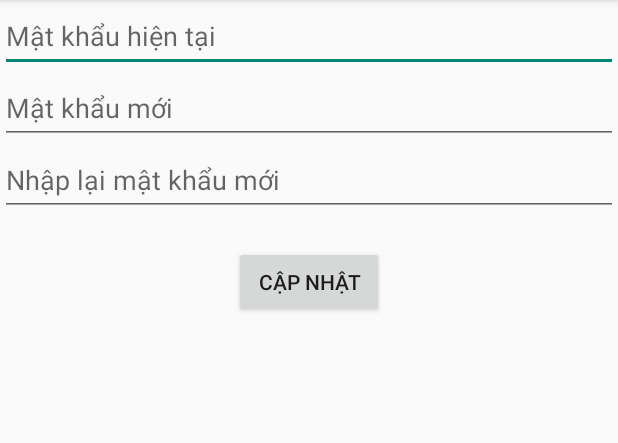
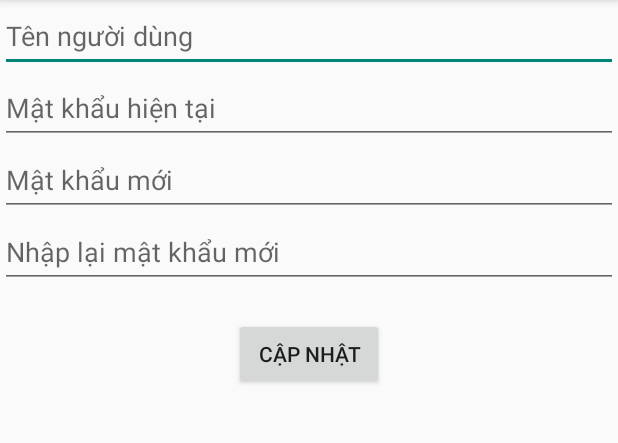
Before and after one commit to maihaiati/ClipSync, an Android app: the PassChange screen opened directly, with no data from a screen before it, after a tap on "CẬP NHẬT", on a phone screen of 412 x 824 dp, the part 84-527 px from its top. Run offline under Robolectric (Android 15) with nearby library versions, the phone set to English and light mode, and no system bars.

Commit message:
Add username

```diff
--- a/AndroidClipSync/app/src/main/java/com/mtechdwork/clipsync/PassChange.java
+++ b/AndroidClipSync/app/src/main/java/com/mtechdwork/clipsync/PassChange.java
@@ -2,7 +2,6 @@ package com.mtechdwork.clipsync;
 
 import android.os.Bundle;
 import android.util.Log;
-import android.view.View;
 import android.widget.Button;
 import android.widget.TextView;
 import android.widget.Toast;
@@ -14,7 +13,6 @@ import androidx.core.view.ViewCompat;
 import androidx.core.view.WindowInsetsCompat;
 
 import java.security.MessageDigest;
-import java.security.NoSuchAlgorithmException;
 import java.util.Objects;
 
 public class PassChange extends AppCompatActivity {
@@ -27,6 +25,7 @@ public class PassChange extends AppCompatActivity {
     private TextView edtOldPass;
     private TextView edtNewPass;
     private TextView edtNewPassConfirm;
+    private TextView edtUsername;
 
     @Override
     protected void onCreate(Bundle savedInstanceState) {
@@ -43,22 +42,46 @@ public class PassChange extends AppCompatActivity {
 
         settingManager = new SettingManager(this);
 
+        String username = settingManager.getUsername();
+        if (!username.equals("FAILED_TO_GET_USERNAME")) edtUsername.setText(username);
+        else edtUsername.setText("");
+
         btnApply.setOnClickListener(v -> {
-            if (checkPasswordMatch(edtOldPass.getText().toString())) {
-                if (edtNewPass.getText().equals(edtNewPassConfirm.getText()))
-                    settingManager.setPassword(sha512(edtNewPass.getText().toString()));
-                else
-                    Toast.makeText(this, "Xác nhận mật khẩu mới không trùng khớp!", Toast.LENGTH_SHORT).show();
+            if (checkPasswordMatch(edtOldPass.getText().toString())) { // Check current password
+                if (writeUsername()) writePassword();
             } else
                 Toast.makeText(this, "Sai mật khẩu hiện tại!", Toast.LENGTH_SHORT).show();
         });
     }
 
-    private String sha512(String input) {
+    private boolean writeUsername() {
+        String username = edtUsername.getText().toString();
+        if (!username.equals("FAILED_TO_GET_USERNAME")) {
+            settingManager.setUsername(username); // Write username
+            return true;
+        }
+        Toast.makeText(this, "Tên người dùng không hợp lệ!", Toast.LENGTH_SHORT).show();
+        return false;
+    }
+
+    private void writePassword() {
+        String password = edtNewPass.getText().toString();
+        String username = settingManager.getUsername();
+        if (password.equals(edtNewPassConfirm.getText().toString())) {
+            if (!password.isEmpty())
+                settingManager.setPassword(sha512(username, password)); // Write password
+            Toast.makeText(this, "Thay đổi thông tin thành công!", Toast.LENGTH_SHORT).show();
+            return;
+        }
+        Toast.makeText(this, "Xác nhận mật khẩu mới không trùng khớp!", Toast.LENGTH_SHORT).show();
+    }
+
+    private String sha512(String password, String salt) {
         try {
             MessageDigest md = MessageDigest.getInstance("SHA-512");
 
-            byte[] digest = md.digest(input.getBytes());
+            String passWithSalt = salt + password;
+            byte[] digest = md.digest(passWithSalt.getBytes());
             StringBuilder sb = new StringBuilder();
             for (byte b : digest)
                 sb.append(Integer.toString((b & 0xff) + 0x100, 16).substring(1));
@@ -72,7 +95,8 @@ public class PassChange extends AppCompatActivity {
 
     private boolean checkPasswordMatch(String password) {
         String currentPass = settingManager.getPassword();
-        if (!password.isEmpty()) return sha512(password).equals(currentPass);
+        String username = settingManager.getUsername();
+        if (!password.isEmpty()) return sha512(username, password).equals(currentPass);
         return password.equals(currentPass);
     }
 
@@ -81,5 +105,6 @@ public class PassChange extends AppCompatActivity {
         edtOldPass = findViewById(R.id.edtOldPass);
         edtNewPass = findViewById(R.id.edtNewPass);
         edtNewPassConfirm = findViewById(R.id.edtNewPassConfirm);
+        edtUsername = findViewById(R.id.edtUsername);
     }
 }
--- a/AndroidClipSync/app/src/main/java/com/mtechdwork/clipsync/SettingManager.java
+++ b/AndroidClipSync/app/src/main/java/com/mtechdwork/clipsync/SettingManager.java
@@ -3,13 +3,11 @@ package com.mtechdwork.clipsync;
 import android.content.Context;
 import android.util.Log;
 
-import org.json.JSONException;
 import org.json.JSONObject;
 
 import java.util.Objects;
 
 public class SettingManager extends FileHandler {
-    private boolean debug = true;
 
     SettingManager(Context context) {
         super(context);
@@ -18,6 +16,7 @@ public class SettingManager extends FileHandler {
                 JSONObject jsonObject = new JSONObject();
 
                 // Init json data
+                jsonObject.put("username", "");
                 jsonObject.put("enable_sync", false);
                 jsonObject.put("password", "");
 
@@ -25,8 +24,54 @@ public class SettingManager extends FileHandler {
                 writeData(jsonString);
             }
         } catch (Exception e) {
-            if (debug) Log.e("[Setting Manager]", Objects.requireNonNull(e.getMessage()));
+            debugInfo(Objects.requireNonNull(e.getMessage()), 2);
         }
+    }
+
+    private void debugInfo(String message, int type) {
+        // Type: 0 - Info, 1 - Warning, 2 - Error
+        boolean debug = true;
+        if (!debug) return;
+        String className = "[Setting Manager]";
+        switch (type) {
+            case 0:
+                Log.i(className, message);
+                break;
+
+            case 1:
+                Log.w(className, message);
+                break;
+
+            case 2:
+                Log.e(className, message);
+        }
+    }
+
+    public void setUsername(String username) {
+        try {
+            JSONObject jsonObject = new JSONObject(readData());
+
+            if (!username.equals("FAILED_TO_GET_USERNAME"))
+                jsonObject.put("username", username);
+            else {
+                jsonObject.put("username", "Username");
+            }
+
+            String jsonString = jsonObject.toString(4);
+            writeData(jsonString);
+        } catch (Exception e) {
+            debugInfo(Objects.requireNonNull(e.getMessage()), 2);
+        }
+    }
+
+    public String getUsername() {
+        try {
+            JSONObject jsonObject = new JSONObject(readData());
+            return jsonObject.getString("username");
+        } catch (Exception e) {
+            debugInfo(Objects.requireNonNull(e.getMessage()), 2);
+        }
+        return "FAILED_TO_GET_USERNAME";
     }
 
     public void setPassword(String password) {
@@ -38,7 +83,7 @@ public class SettingManager extends FileHandler {
             String jsonString = jsonObject.toString(4);
             writeData(jsonString);
         } catch (Exception e) {
-            if (debug) Log.e("[Setting Manager]", Objects.requireNonNull(e.getMessage()));
+            debugInfo(Objects.requireNonNull(e.getMessage()), 2);
         }
     }
 
@@ -47,7 +92,7 @@ public class SettingManager extends FileHandler {
             JSONObject jsonObject = new JSONObject(readData());
             return jsonObject.getString("password");
         } catch (Exception e) {
-            if (debug) Log.e("[Setting Manager]", Objects.requireNonNull(e.getMessage()));
+            debugInfo(Objects.requireNonNull(e.getMessage()), 2);
         }
         return "FAILED_TO_GET_PASS";
     }
@@ -61,7 +106,7 @@ public class SettingManager extends FileHandler {
             String jsonString = jsonObject.toString(4);
             writeData(jsonString);
         } catch (Exception e) {
-            if (debug) Log.e("[Setting Manager]", Objects.requireNonNull(e.getMessage()));
+            debugInfo(Objects.requireNonNull(e.getMessage()), 2);
         }
     }
 
@@ -70,7 +115,7 @@ public class SettingManager extends FileHandler {
             JSONObject jsonObject = new JSONObject(readData());
             return jsonObject.getBoolean("enable_sync");
         } catch (Exception e) {
-            if (debug) Log.e("[Setting Manager]", Objects.requireNonNull(e.getMessage()));
+            debugInfo(Objects.requireNonNull(e.getMessage()), 2);
         }
         return false;
     }
--- a/AndroidClipSync/app/src/main/res/layout/activity_pass_change.xml
+++ b/AndroidClipSync/app/src/main/res/layout/activity_pass_change.xml
@@ -7,6 +7,16 @@
     android:layout_height="match_parent"
     android:orientation="vertical"
     tools:context=".PassChange">
+
+    <EditText
+        android:id="@+id/edtUsername"
+        android:layout_width="match_parent"
+        android:layout_height="wrap_content"
+        android:layout_gravity="center"
+        android:gravity="center_vertical"
+        android:hint="@string/txtUsername"
+        android:minHeight="48dp"
+        android:textSize="18sp" />
 
     <EditText
         android:id="@+id/edtOldPass"
--- a/AndroidClipSync/app/src/main/res/values/strings.xml
+++ b/AndroidClipSync/app/src/main/res/values/strings.xml
@@ -1,9 +1,10 @@
 <resources>
     <string name="app_name">ClipSync</string>
     <string name="swEnableSync">Bật đồng bộ clipboard</string>
-    <string name="btnChangePass">Thay Đổi Mật Khẩu</string>
+    <string name="btnChangePass">Thay Đổi Thông Tin</string>
     <string name="edtNewPass">Mật khẩu mới</string>
     <string name="edtNewPassConfirm">Nhập lại mật khẩu mới</string>
     <string name="edtOldPass">Mật khẩu hiện tại</string>
     <string name="btnApply">Cập Nhật</string>
+    <string name="txtUsername">Tên người dùng</string>
 </resources>
```
